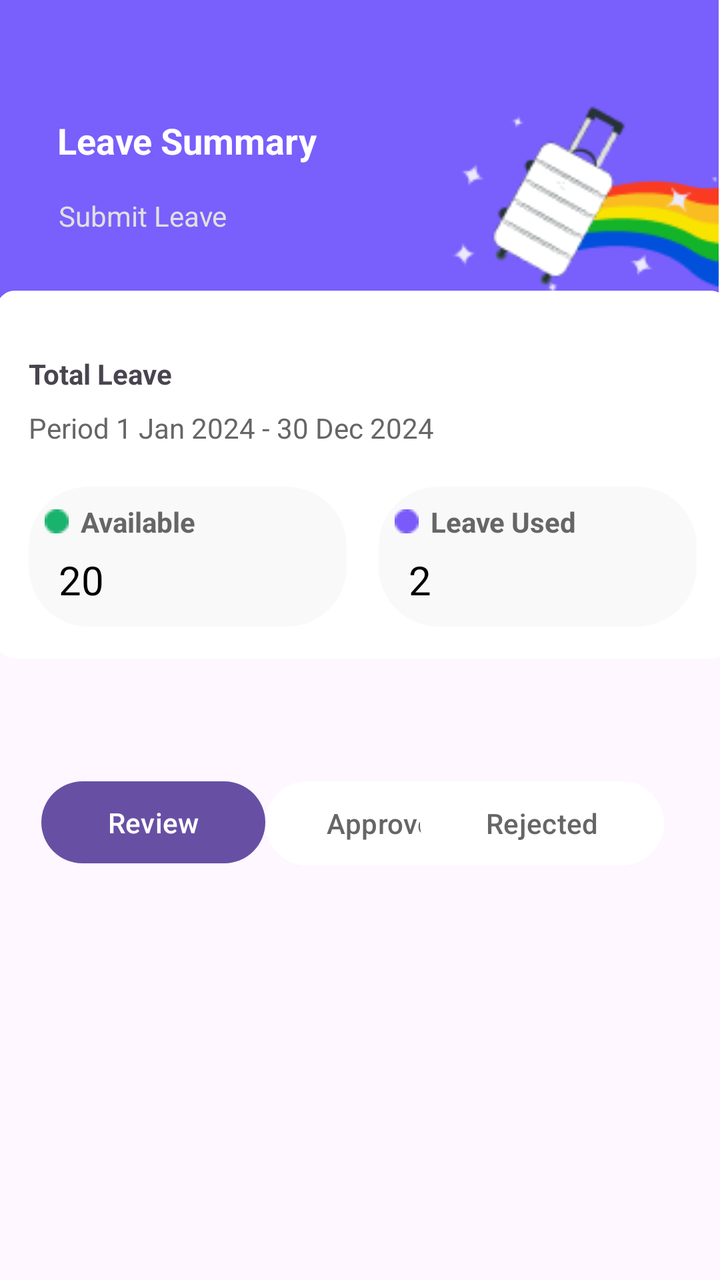
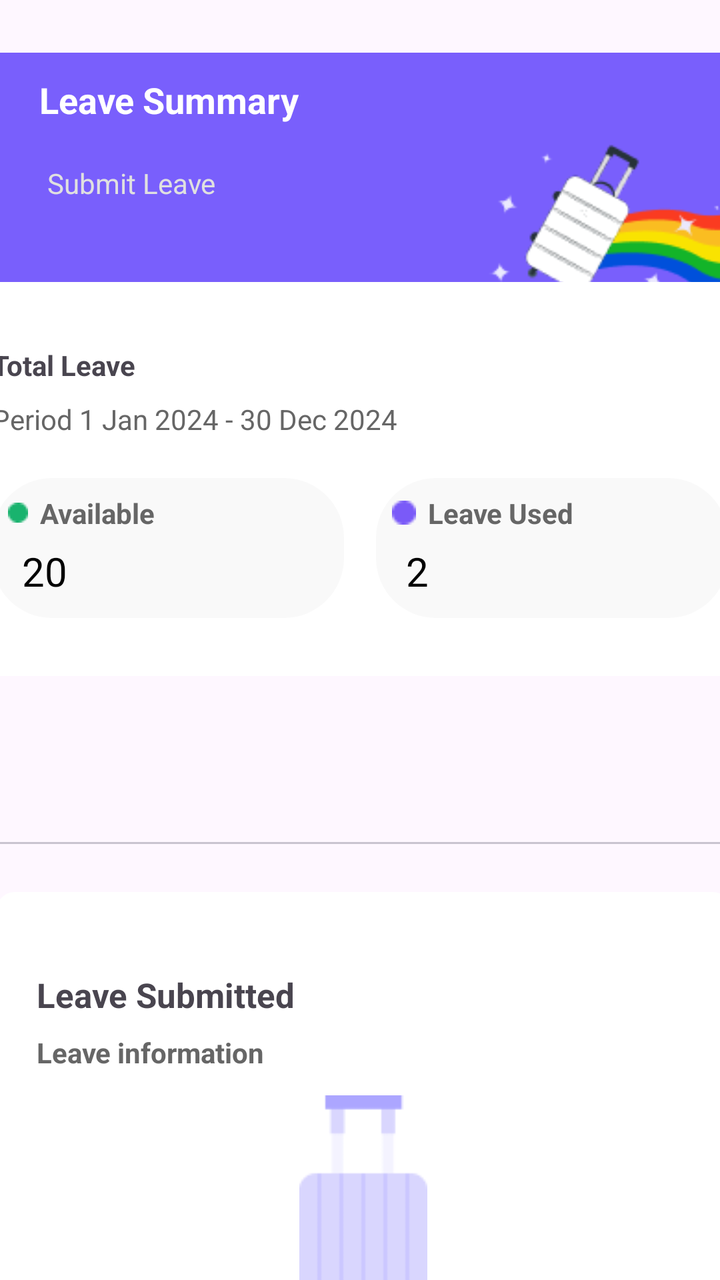

Compare the two renders of this Android layout. The source of the first and the diff that turns it into the second are given below.
<!-- AndroidManifest.xml: application theme Theme.MidTerm -->
<!-- res/layout/fragment_first.xml -->
<?xml version="1.0" encoding="utf-8"?>
<androidx.constraintlayout.widget.ConstraintLayout xmlns:android="http://schemas.android.com/apk/res/android"
    xmlns:app="http://schemas.android.com/apk/res-auto"
    xmlns:tools="http://schemas.android.com/tools"
    android:layout_width="match_parent"
    android:layout_height="match_parent">

    <ImageView
        android:id="@+id/imageView4"
        android:layout_width="419dp"
        android:layout_height="249dp"
        app:layout_constraintEnd_toEndOf="parent"
        app:layout_constraintHorizontal_bias="1.0"
        app:layout_constraintStart_toStartOf="parent"
        app:layout_constraintTop_toTopOf="parent"
        app:srcCompat="@drawable/bg_header" />

    <TextView
        android:id="@+id/textView"
        android:layout_width="wrap_content"
        android:layout_height="wrap_content"
        android:text="Leave Summary"
        android:textColor="@color/white"
        android:textSize="18dp"
        android:textStyle="bold"
        app:layout_constraintBottom_toBottomOf="parent"
        app:layout_constraintEnd_toEndOf="parent"
        app:layout_constraintHorizontal_bias="0.124"
        app:layout_constraintStart_toStartOf="parent"
        app:layout_constraintTop_toTopOf="parent"
        app:layout_constraintVertical_bias="0.094" />

    <TextView
        android:id="@+id/textView2"
        android:layout_width="wrap_content"
        android:layout_height="wrap_content"
        android:layout_marginTop="16dp"
        android:text="Submit Leave"
        android:textColor="#E0E0E0"
        app:layout_constraintEnd_toEndOf="parent"
        app:layout_constraintHorizontal_bias="0.107"
        app:layout_constraintStart_toStartOf="parent"
        app:layout_constraintTop_toBottomOf="@+id/textView" />

    <LinearLayout
        android:id="@+id/whiteBorder"
        android:layout_width="366dp"
        android:layout_height="wrap_content"
        android:layout_marginTop="28dp"
        android:background="@drawable/white_border"
        android:orientation="vertical"
        android:padding="16dp"
        app:layout_constraintEnd_toEndOf="parent"
        app:layout_constraintHorizontal_bias="0.355"
        app:layout_constraintStart_toStartOf="parent"
        app:layout_constraintTop_toBottomOf="@+id/textView2">

        <TextView
            android:id="@+id/textView3"
            android:layout_width="wrap_content"
            android:layout_height="wrap_content"
            android:layout_marginTop="16dp"
            android:text="Total Leave"
            android:textStyle="bold" />

        <TextView
            android:id="@+id/textView4"
            android:layout_width="wrap_content"
            android:layout_height="wrap_content"
            android:layout_marginTop="8dp"
            android:text="Period 1 Jan 2024 - 30 Dec 2024"
            android:textColor="#666666" />


        <LinearLayout
            android:id="@+id/statusRow"
            android:layout_width="match_parent"
            android:layout_height="wrap_content"
            android:layout_marginTop="20dp"
            android:orientation="horizontal"
            android:weightSum="2">

            <LinearLayout
                android:id="@+id/statusBox"
                android:layout_width="0dp"
                android:layout_height="70dp"
                android:layout_marginEnd="8dp"
                android:layout_weight="1"
                android:background="@drawable/status_box_bg"
                android:orientation="vertical"
                android:padding="8dp">

                <LinearLayout
                    android:layout_width="wrap_content"
                    android:layout_height="wrap_content"
                    android:gravity="center"
                    android:orientation="horizontal">


                    <ImageView
                        android:id="@+id/imageView2"
                        android:layout_width="12dp"
                        android:layout_height="12dp"
                        android:layout_marginEnd="6dp"
                        android:src="@drawable/greedot" />

                    <TextView
                        android:id="@+id/textView7"
                        android:layout_width="wrap_content"
                        android:layout_height="wrap_content"
                        android:text="Available"
                        android:textColor="#666666"
                        android:textStyle="bold" />
                </LinearLayout>

                <TextView
                    android:id="@+id/textViewAvailableCount1"
                    android:layout_width="wrap_content"
                    android:layout_height="wrap_content"
                    android:layout_marginTop="6dp"
                    android:paddingLeft="7dp"
                    android:text="20"
                    android:textColor="#000000"
                    android:textSize="20dp" />

            </LinearLayout>


            <LinearLayout
                android:id="@+id/leaveUsedBox"
                android:layout_width="0dp"
                android:layout_height="70dp"
                android:layout_marginStart="8dp"
                android:layout_weight="1"
                android:background="@drawable/status_box_bg"
                android:orientation="vertical"
                android:padding="8dp">

                <LinearLayout
                    android:layout_width="wrap_content"
                    android:layout_height="wrap_content"
                    android:gravity="center"
                    android:orientation="horizontal">


                    <ImageView
                        android:id="@+id/imageView3"
                        android:layout_width="12dp"
                        android:layout_height="12dp"
                        android:layout_marginEnd="6dp"
                        android:src="@drawable/parpledot" />

                    <TextView
                        android:id="@+id/textView8"
                        android:layout_width="wrap_content"
                        android:layout_height="wrap_content"
                        android:text="Leave Used"
                        android:textColor="#666666"
                        android:textStyle="bold" />
                </LinearLayout>

                <TextView
                    android:id="@+id/textViewAvailableCount2"
                    android:layout_width="wrap_content"
                    android:layout_height="wrap_content"
                    android:layout_marginTop="6dp"
                    android:paddingLeft="7dp"
                    android:text="2"
                    android:textColor="#000000"
                    android:textSize="20dp" />

            </LinearLayout>
        </LinearLayout>

    </LinearLayout>

    <Button
        android:id="@+id/button"
        android:layout_width="112dp"
        android:layout_height="49dp"
        android:layout_marginTop="36dp"
        android:text="Review"
        android:textColor="@color/white"
        app:layout_constraintBottom_toBottomOf="parent"
        app:layout_constraintEnd_toEndOf="parent"
        app:layout_constraintHorizontal_bias="0.084"
        app:layout_constraintStart_toStartOf="parent"
        app:layout_constraintTop_toBottomOf="@+id/whiteBorder"
        app:layout_constraintVertical_bias="0.094" />

    <Button
        android:id="@+id/button2"
        android:layout_width="122dp"
        android:layout_height="50dp"
        android:layout_marginEnd="32dp"
        android:backgroundTint="@color/white"
        android:text="Approved"
        android:textColor="#666666"
        app:layout_constraintBottom_toBottomOf="@+id/button"
        app:layout_constraintEnd_toStartOf="@+id/button3"
        app:layout_constraintHorizontal_bias="0.0"
        app:layout_constraintStart_toEndOf="@+id/button"
        app:layout_constraintTop_toTopOf="@+id/button"
        app:layout_constraintVertical_bias="0.0" />

    <Button
        android:id="@+id/button3"
        android:layout_width="122dp"
        android:layout_height="50dp"
        android:layout_marginEnd="28dp"
        android:backgroundTint="@color/white"
        android:text="Rejected"
        android:textColor="#666666"
        app:layout_constraintBottom_toBottomOf="@+id/button2"
        app:layout_constraintEnd_toEndOf="parent"
        app:layout_constraintTop_toTopOf="@+id/button2"
        app:layout_constraintVertical_bias="0.0" />


</androidx.constraintlayout.widget.ConstraintLayout>
<!-- resources referenced by this layout -->
<resources>
  <color name="white">#FFFFFFFF</color>
  <!-- drawable bg_header: png bitmap (drawable, 7353 bytes) -->
  <!-- drawable greedot: png bitmap (drawable, 282 bytes) -->
  <!-- drawable parpledot: png bitmap (drawable, 264 bytes) -->
  <!-- drawable status_box_bg (drawable) -->
  <?xml version="1.0" encoding="utf-8"?>
  <shape xmlns:android="http://schemas.android.com/apk/res/android">
      <solid android:color="#F9F9F9"/>
      <corners android:radius="30dp"/>
  </shape>
  <!-- drawable white_border (drawable) -->
  <shape xmlns:android="http://schemas.android.com/apk/res/android">
      <solid android:color="@color/white" />
      <stroke
          android:width="2dp"
          android:color="#FFFFFF" />
      <corners android:radius="8dp" />
  </shape>
  <style name="Theme.MidTerm" parent="Base.Theme.MidTerm" />
  <style name="Base.Theme.MidTerm" parent="Theme.Material3.DayNight.NoActionBar">
          
          
      </style>
</resources>

<!-- the commit's change to res/layout/fragment_first.xml (unified diff, before → after) -->
@@ -7,10 +7,10 @@
 
     <ImageView
         android:id="@+id/imageView4"
-        android:layout_width="419dp"
-        android:layout_height="249dp"
-        app:layout_constraintEnd_toEndOf="parent"
-        app:layout_constraintHorizontal_bias="1.0"
+        android:layout_width="0dp"
+        android:layout_height="268dp"
+        app:layout_constraintEnd_toEndOf="parent"
+        app:layout_constraintHorizontal_bias="0.0"
         app:layout_constraintStart_toStartOf="parent"
         app:layout_constraintTop_toTopOf="parent"
         app:srcCompat="@drawable/bg_header" />
@@ -25,33 +25,33 @@
         android:textStyle="bold"
         app:layout_constraintBottom_toBottomOf="parent"
         app:layout_constraintEnd_toEndOf="parent"
-        app:layout_constraintHorizontal_bias="0.124"
+        app:layout_constraintHorizontal_bias="0.085"
         app:layout_constraintStart_toStartOf="parent"
         app:layout_constraintTop_toTopOf="parent"
-        app:layout_constraintVertical_bias="0.094" />
+        app:layout_constraintVertical_bias="0.061" />
 
     <TextView
         android:id="@+id/textView2"
         android:layout_width="wrap_content"
         android:layout_height="wrap_content"
-        android:layout_marginTop="16dp"
+        android:layout_marginTop="20dp"
         android:text="Submit Leave"
         android:textColor="#E0E0E0"
         app:layout_constraintEnd_toEndOf="parent"
-        app:layout_constraintHorizontal_bias="0.107"
+        app:layout_constraintHorizontal_bias="0.086"
         app:layout_constraintStart_toStartOf="parent"
         app:layout_constraintTop_toBottomOf="@+id/textView" />
 
     <LinearLayout
         android:id="@+id/whiteBorder"
-        android:layout_width="366dp"
-        android:layout_height="wrap_content"
-        android:layout_marginTop="28dp"
+        android:layout_width="400dp"
+        android:layout_height="197dp"
+        android:layout_marginTop="40dp"
         android:background="@drawable/white_border"
         android:orientation="vertical"
         android:padding="16dp"
         app:layout_constraintEnd_toEndOf="parent"
-        app:layout_constraintHorizontal_bias="0.355"
+        app:layout_constraintHorizontal_bias="0.516"
         app:layout_constraintStart_toStartOf="parent"
         app:layout_constraintTop_toBottomOf="@+id/textView2">
 
@@ -99,8 +99,8 @@
 
                     <ImageView
                         android:id="@+id/imageView2"
-                        android:layout_width="12dp"
-                        android:layout_height="12dp"
+                        android:layout_width="wrap_content"
+                        android:layout_height="wrap_content"
                         android:layout_marginEnd="6dp"
                         android:src="@drawable/greedot" />
 
@@ -174,47 +174,127 @@
 
     </LinearLayout>
 
+    <LinearLayout
+        android:id="@+id/tabContainer"
+        android:layout_width="0dp"
+        android:layout_height="wrap_content"
+        android:layout_marginTop="36dp"
+        android:orientation="vertical"
+        app:layout_constraintEnd_toEndOf="parent"
+        app:layout_constraintStart_toStartOf="parent"
+        app:layout_constraintTop_toBottomOf="@+id/whiteBorder">
+
+        <com.google.android.material.tabs.TabLayout
+            android:id="@+id/tabLayout"
+            android:layout_width="match_parent"
+            android:layout_height="wrap_content"
+            app:tabSelectedTextColor="@color/black"
+            app:tabTextColor="#888888" />
+
+        <androidx.viewpager2.widget.ViewPager2
+            android:id="@+id/viewPager"
+            android:layout_width="match_parent"
+            android:layout_height="wrap_content"
+            android:layout_marginTop="8dp" />
+    </LinearLayout>
+
+
+    <LinearLayout
+        android:id="@+id/border2"
+        android:layout_width="367dp"
+        android:layout_height="300dp"
+        android:layout_marginTop="16dp"
+        android:background="@drawable/white_border2"
+        android:orientation="vertical"
+        app:layout_constraintEnd_toEndOf="parent"
+        app:layout_constraintHorizontal_bias="0.29"
+        app:layout_constraintStart_toStartOf="parent"
+        app:layout_constraintTop_toBottomOf="@+id/tabContainer">
+
+
+        <TextView
+            android:id="@+id/textView5"
+            android:layout_width="wrap_content"
+            android:layout_height="wrap_content"
+            android:layout_marginTop="40dp"
+            android:paddingLeft="20dp"
+            android:text="Leave Submitted"
+            android:textSize="17dp"
+            android:textStyle="bold"
+            app:layout_constraintEnd_toEndOf="parent"
+            app:layout_constraintHorizontal_bias="0.099"
+            app:layout_constraintStart_toStartOf="parent"
+            app:layout_constraintTop_toBottomOf="@+id/button2" />
+
+        <TextView
+            android:id="@+id/textView9"
+            android:layout_width="wrap_content"
+            android:layout_height="wrap_content"
+            android:layout_marginTop="8dp"
+            android:paddingLeft="20dp"
+            android:text="Leave information"
+            android:textColor="#666666"
+            android:textSize="14dp"
+            android:textStyle="bold"
+            app:layout_constraintEnd_toEndOf="parent"
+            app:layout_constraintHorizontal_bias="0.094"
+            app:layout_constraintStart_toStartOf="parent"
+            app:layout_constraintTop_toBottomOf="@+id/textView5" />
+
+        <ImageView
+            android:id="@+id/imageView"
+            android:layout_width="wrap_content"
+            android:layout_height="wrap_content"
+            android:layout_gravity="center"
+            android:layout_marginTop="12dp"
+            app:layout_constraintEnd_toEndOf="parent"
+            app:layout_constraintStart_toStartOf="parent"
+            app:layout_constraintTop_toBottomOf="@+id/textView9"
+            app:srcCompat="@drawable/group" />
+
+        <TextView
+            android:id="@+id/textView10"
+            android:layout_width="wrap_content"
+            android:layout_height="wrap_content"
+            android:layout_gravity="center"
+            android:layout_marginTop="20dp"
+            android:text="No Leave Submitted!"
+            android:textSize="17dp"
+            android:textStyle="bold"
+            app:layout_constraintEnd_toEndOf="parent"
+            app:layout_constraintHorizontal_bias="0.507"
+            app:layout_constraintStart_toStartOf="parent"
+            app:layout_constraintTop_toBottomOf="@+id/imageView" />
+
+        <TextView
+            android:id="@+id/textView11"
+            android:layout_width="wrap_content"
+            android:layout_height="wrap_content"
+            android:layout_gravity="center"
+            android:layout_marginTop="12dp"
+            android:text="Ready to catch some fresh air? Click “Submit Leave” and \n\t\t\t\t\t\t\t\t\t\t take that well-deserved break!"
+            android:textColor="#666666"
+            app:layout_constraintEnd_toEndOf="parent"
+            app:layout_constraintStart_toStartOf="parent"
+            app:layout_constraintTop_toBottomOf="@+id/textView10" />
+
+    </LinearLayout>
+
+
     <Button
-        android:id="@+id/button"
-        android:layout_width="112dp"
-        android:layout_height="49dp"
-        android:layout_marginTop="36dp"
-        android:text="Review"
-        android:textColor="@color/white"
-        app:layout_constraintBottom_toBottomOf="parent"
-        app:layout_constraintEnd_toEndOf="parent"
-        app:layout_constraintHorizontal_bias="0.084"
-        app:layout_constraintStart_toStartOf="parent"
-        app:layout_constraintTop_toBottomOf="@+id/whiteBorder"
-        app:layout_constraintVertical_bias="0.094" />
-
-    <Button
-        android:id="@+id/button2"
-        android:layout_width="122dp"
-        android:layout_height="50dp"
-        android:layout_marginEnd="32dp"
-        android:backgroundTint="@color/white"
-        android:text="Approved"
-        android:textColor="#666666"
-        app:layout_constraintBottom_toBottomOf="@+id/button"
-        app:layout_constraintEnd_toStartOf="@+id/button3"
-        app:layout_constraintHorizontal_bias="0.0"
-        app:layout_constraintStart_toEndOf="@+id/button"
-        app:layout_constraintTop_toTopOf="@+id/button"
-        app:layout_constraintVertical_bias="0.0" />
-
-    <Button
-        android:id="@+id/button3"
-        android:layout_width="122dp"
-        android:layout_height="50dp"
-        android:layout_marginEnd="28dp"
-        android:backgroundTint="@color/white"
-        android:text="Rejected"
-        android:textColor="#666666"
-        app:layout_constraintBottom_toBottomOf="@+id/button2"
-        app:layout_constraintEnd_toEndOf="parent"
-        app:layout_constraintTop_toTopOf="@+id/button2"
-        app:layout_constraintVertical_bias="0.0" />
+        android:id="@+id/button4"
+        android:layout_width="265dp"
+        android:layout_height="42dp"
+        android:layout_marginTop="12dp"
+        android:text="Submit Leave"
+        app:layout_constraintEnd_toEndOf="parent"
+        app:layout_constraintHorizontal_bias="0.495"
+        app:layout_constraintStart_toStartOf="parent"
+        app:layout_constraintTop_toBottomOf="@+id/border2" />
+
+
+
+
 
 
 </androidx.constraintlayout.widget.ConstraintLayout>
<!-- resource entries referenced after the edit -->
@@ -1,8 +1,10 @@
 <!-- resources referenced by this layout -->
 <resources>
+  <color name="black">#FF000000</color>
   <color name="white">#FFFFFFFF</color>
   <!-- drawable bg_header: png bitmap (drawable, 7353 bytes) -->
   <!-- drawable greedot: png bitmap (drawable, 282 bytes) -->
+  <!-- drawable group: png bitmap (drawable, 633 bytes) -->
   <!-- drawable parpledot: png bitmap (drawable, 264 bytes) -->
   <!-- drawable status_box_bg (drawable) -->
   <?xml version="1.0" encoding="utf-8"?>
@@ -18,6 +20,14 @@
           android:color="#FFFFFF" />
       <corners android:radius="8dp" />
   </shape>
+  <!-- drawable white_border2 (drawable) -->
+  <shape xmlns:android="http://schemas.android.com/apk/res/android">
+      <solid android:color="@color/white" />
+      <stroke
+          android:width="2dp"
+          android:color="#FFFFFF" />
+      <corners android:radius="8dp" />
+  </shape>
   <style name="Theme.MidTerm" parent="Base.Theme.MidTerm" />
   <style name="Base.Theme.MidTerm" parent="Theme.Material3.DayNight.NoActionBar">
           
